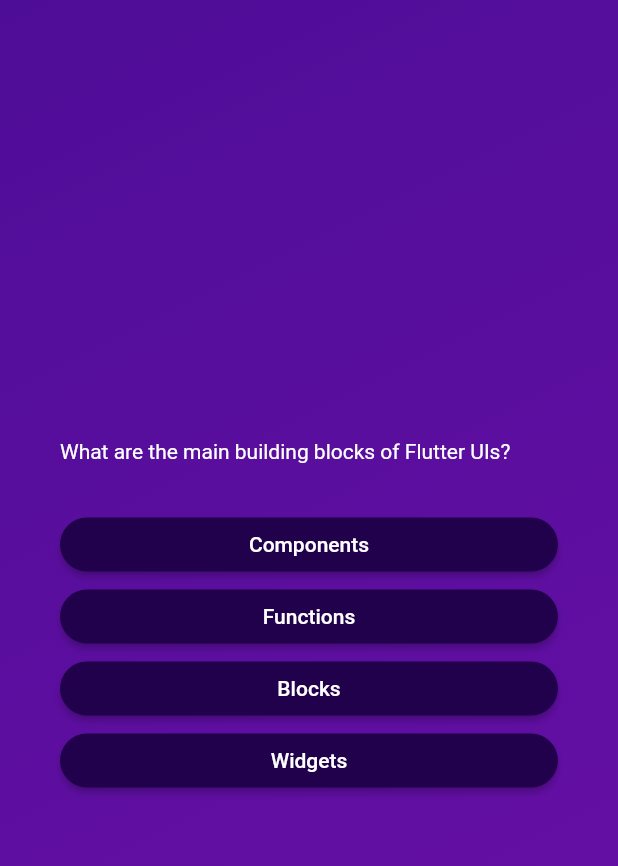
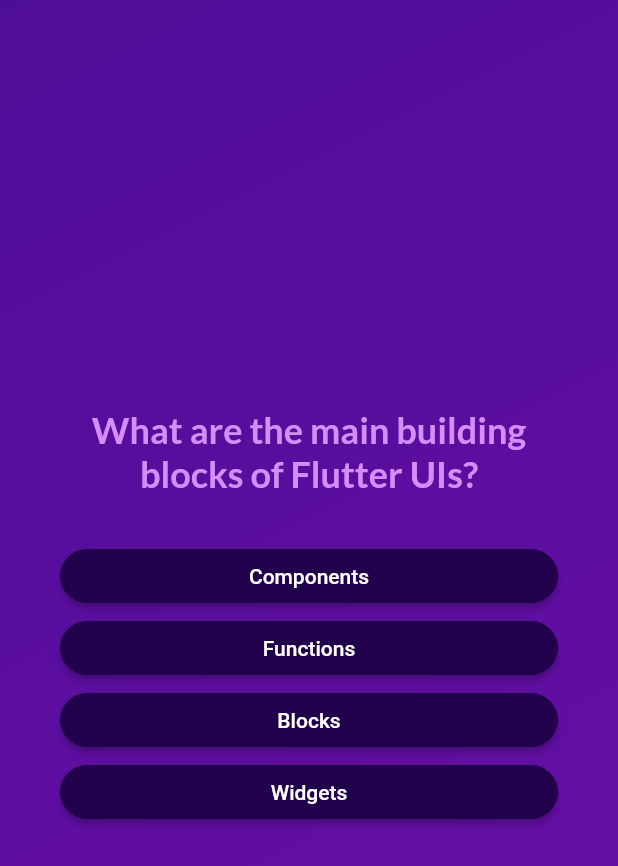
Before and after one commit to kipkoechke/adv_quiz_app, a Flutter app: the screen it shows after launch, after a tap on "Start Quiz", on a phone screen of 412 x 824 dp. Shown: the top 866 px of the screen. Run offline on Flutter 3.47's test engine with Material 2 defaults, Android fonts, the phone set to English and light mode, and no system bars; our stand-ins replace google_fonts.

Commit message:
Added google fonts

```diff
--- a/lib/questions_screen.dart
+++ b/lib/questions_screen.dart
@@ -1,4 +1,5 @@
 import 'package:flutter/material.dart';
+import 'package:google_fonts/google_fonts.dart';
 import 'package:adv_quiz_app/answer_button.dart';
 import 'package:adv_quiz_app/data/questions.dart';
 
@@ -33,8 +34,11 @@
           children: [
             Text(
               currentQuestion.text,
-              style: const TextStyle(
-                color: Colors.white,
+              textAlign: TextAlign.center,
+              style: GoogleFonts.lato(
+                color: const Color.fromARGB(255, 213, 142, 249),
+                fontSize: 24,
+                fontWeight: FontWeight.bold,
               ),
             ),
             const SizedBox(
--- a/lib/start_screen.dart
+++ b/lib/start_screen.dart
@@ -1,4 +1,5 @@
 import 'package:flutter/material.dart';
+import 'package:google_fonts/google_fonts.dart';
 
 class StartScreen extends StatelessWidget {
   const StartScreen(this.startQuiz, {super.key});
@@ -17,11 +18,12 @@
             color: const Color.fromARGB(150, 255, 255, 255),
           ),
           const SizedBox(height: 80),
-          const Text(
+          Text(
             'Learn Flutter the fun way!',
-            style: TextStyle(
-              color: Color.fromARGB(255, 242, 230, 230),
+            style: GoogleFonts.lato(
+              color: const Color.fromARGB(255, 213, 142, 249),
               fontSize: 24,
+              fontWeight: FontWeight.bold,
             ),
           ),
           const SizedBox(height: 30),
--- a/pubspec.yaml
+++ b/pubspec.yaml
@@ -35,6 +35,7 @@
   # The following adds the Cupertino Icons font to your application.
   # Use with the CupertinoIcons class for iOS style icons.
   cupertino_icons: ^1.0.2
+  google_fonts: ^4.0.3
 
 dev_dependencies:
   flutter_test:
```
Also changed, not shown: pubspec.lock, 1 other file.
